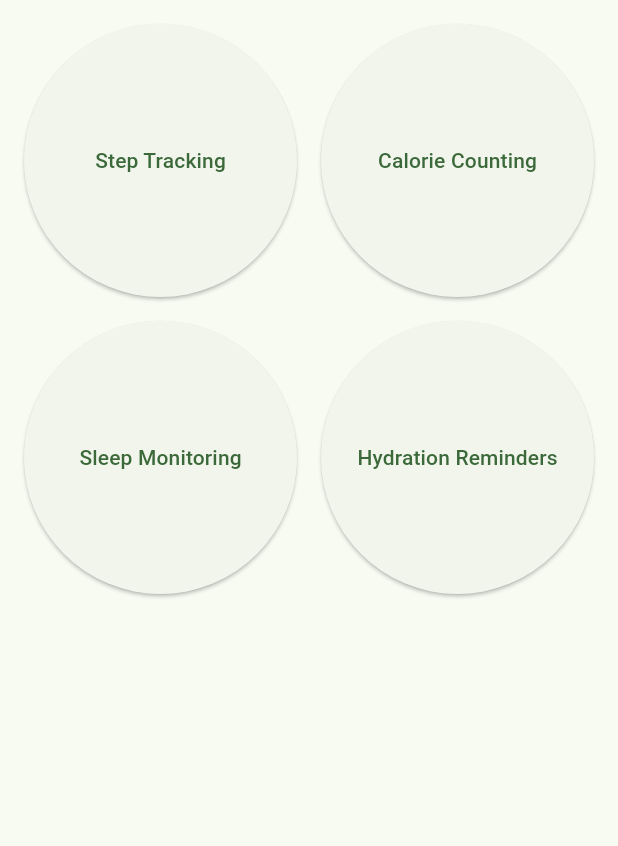
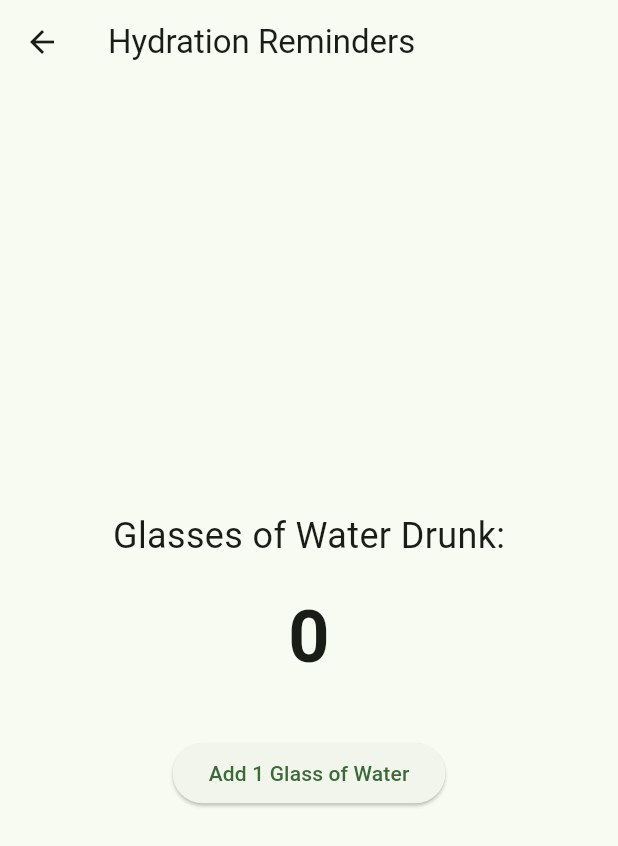
Before and after one commit to Sanchita-sen/health_tracker, a Flutter app: the Dashboard widget shown alone on an empty page, opened directly, after a tap on "Hydration Reminders", on a phone screen of 412 x 824 dp. Shown: the top 846 px of the screen. Run offline on Flutter 3.47's test engine with Material 3 defaults, Android fonts, the phone set to English and light mode, and no system bars.

Commit message:
water sleep food update

```diff
--- a/lib/features/dashboard.dart
+++ b/lib/features/dashboard.dart
@@ -1,5 +1,8 @@
 import 'package:flutter/material.dart';
+import 'package:health_tracker_app/features/food.dart';
+import 'package:health_tracker_app/features/sleep_monitoring.dart';
 import 'package:health_tracker_app/features/steps.dart';
+import 'package:health_tracker_app/features/water.dart';
 
 class Dashboard extends StatefulWidget {
   @override
@@ -31,18 +34,30 @@ class _DashboardState extends State<Dashboard> {
             ElevatedButton(
               onPressed: () {
                 // Navigate to calorie counting feature
+                Navigator.push(
+                  context,
+                  MaterialPageRoute(builder: (_) => const Food()),
+                );
               },
-              child: Text('Calorie Counting'),
+              child: Text('Food Monitoring'),
             ),
             ElevatedButton(
               onPressed: () {
                 // Navigate to sleep monitoring feature
+                Navigator.push(
+                  context,
+                  MaterialPageRoute(builder: (_) => const SleepMonitoring()),
+                );
               },
               child: Text('Sleep Monitoring'),
             ),
             ElevatedButton(
               onPressed: () {
                 // Navigate to hydration reminders feature
+                Navigator.push(
+                  context,
+                  MaterialPageRoute(builder: (_) => const Water()),
+                );
               },
               child: Text('Hydration Reminders'),
             ),
--- /dev/null
+++ b/lib/features/water.dart
@@ -0,0 +1,47 @@
+import 'package:flutter/material.dart';
+
+class Water extends StatefulWidget {
+  const Water({Key? key}) : super(key: key);
+
+  @override
+  _WaterState createState() => _WaterState();
+}
+class _WaterState extends State<Water> {
+  int _glassesDrunk = 0;
+
+  void _addGlass() {
+    setState(() {
+      _glassesDrunk += 1; // Simulate adding a glass of water
+    });
+  }
+
+  @override
+  Widget build(BuildContext context) {
+    return Scaffold(
+      appBar: AppBar(
+        title: Text('Hydration Reminders'),
+      ),
+      body: Center(
+        child: Column(
+          mainAxisAlignment: MainAxisAlignment.center,
+          children: [
+            Text(
+              'Glasses of Water Drunk:',
+              style: TextStyle(fontSize: 24),
+            ),
+            SizedBox(height: 16),
+            Text(
+              '$_glassesDrunk',
+              style: TextStyle(fontSize: 48, fontWeight: FontWeight.bold),
+            ),
+            SizedBox(height: 32),
+            ElevatedButton(
+              onPressed: _addGlass,
+              child: Text('Add 1 Glass of Water'),
+            ),
+          ],
+        ),
+      ),
+    );
+  }
+}
```
Also changed, not shown: lib/features/food.dart (added, +46 -0 lines), lib/features/sleep_monitoring.dart (added, +47 -0 lines).
